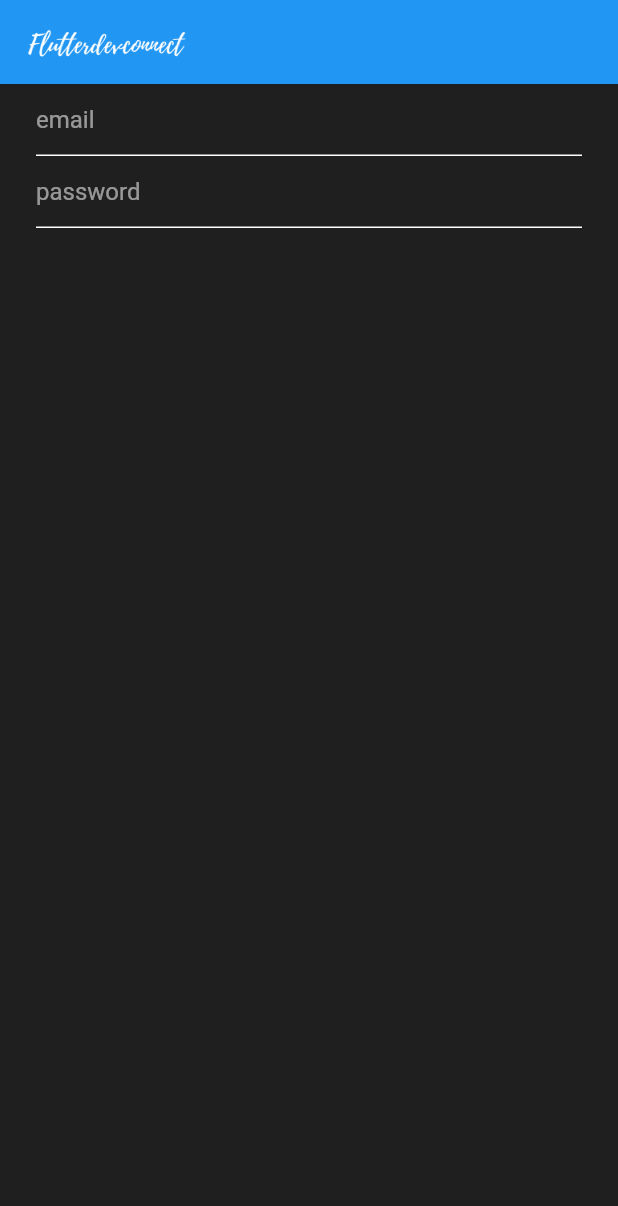
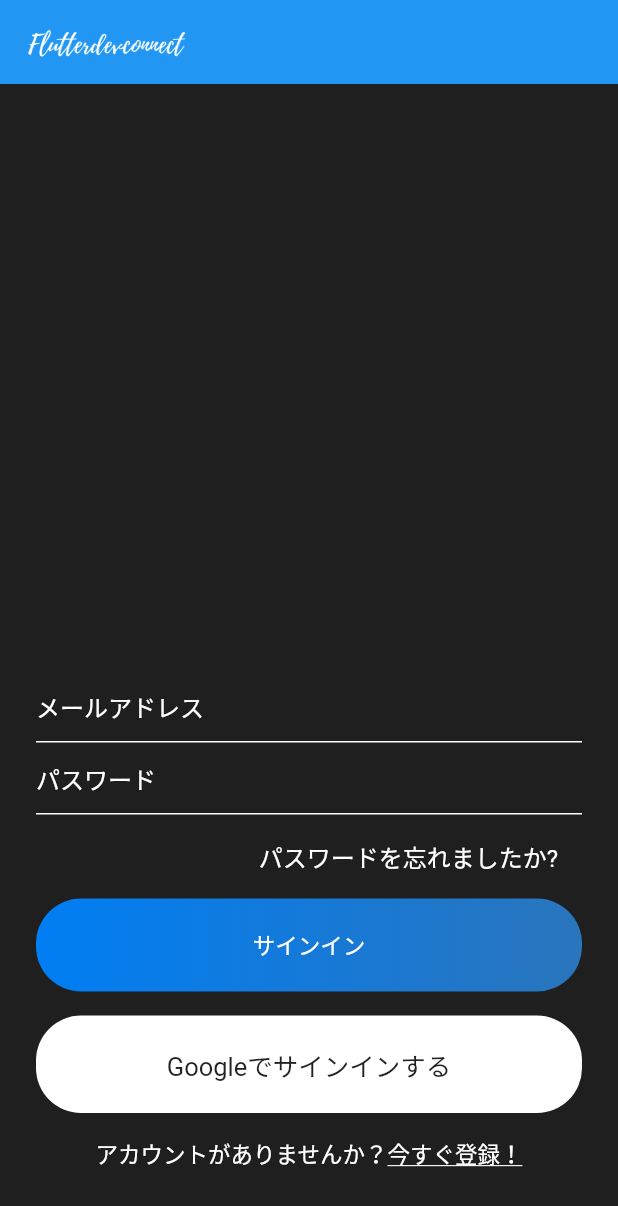
Before and after one commit to NorthPaddy/chat_app, a Flutter app: the screen it shows after launch, on a phone screen of 412 x 824 dp. Shown: the top 1206 px of the screen. Run offline on Flutter 3.47's test engine with Material 2 defaults, Android fonts, the phone set to English and light mode, and no system bars.

Commit message:
SignInページのUIの作成

```diff
--- a/lib/Widgets/widget.dart
+++ b/lib/Widgets/widget.dart
@@ -15,7 +15,7 @@ InputDecoration textFieldInputDecoration(String hintText) {
   return InputDecoration(
     hintText: hintText,
     hintStyle: TextStyle(
-      color: Colors.white54,
+      color: Colors.white,
     ),
     focusedBorder: UnderlineInputBorder(
       borderSide: BorderSide(color: Colors.white),
@@ -26,6 +26,13 @@ InputDecoration textFieldInputDecoration(String hintText) {
   );
 }
 
-TextStyle simpleTextFieldStyle() {
-  return TextStyle(color: Colors.white);
+TextStyle simpleTextStyle() {
+  return TextStyle(color: Colors.white, fontSize: 16);
 }
+
+TextStyle mediumTextStyle() {
+  return TextStyle(
+    color: Colors.white,
+    fontSize: 15,
+  );
+}
--- a/lib/views/signin.dart
+++ b/lib/views/signin.dart
@@ -11,19 +11,88 @@ class _SignInState extends State<SignIn> {
   Widget build(BuildContext context) {
     return Scaffold(
       appBar: appBarMain(context),
-      body: Container(
+      body: SingleChildScrollView(
+        child: Container(
+          height: MediaQuery.of(context).size.height - 50,
+          alignment: Alignment.bottomCenter,
+          child: Container(
             padding: EdgeInsets.symmetric(horizontal: 24),
             child: Column(
+              mainAxisSize: MainAxisSize.min,
               children: [
                 TextField(
-              style: simpleTextFieldStyle(),
-              decoration: textFieldInputDecoration('email'),
+                  style: simpleTextStyle(),
+                  decoration: textFieldInputDecoration('メールアドレス'),
                 ),
                 TextField(
-              style: simpleTextFieldStyle(),
-              decoration: textFieldInputDecoration('password'),
+                  style: simpleTextStyle(),
+                  decoration: textFieldInputDecoration('パスワード'),
                 ),
+                SizedBox(height: 8),
+                Container(
+                  alignment: Alignment.centerRight,
+                  child: Container(
+                    padding: EdgeInsets.symmetric(horizontal: 16, vertical: 8),
+                    child: Text(
+                      'パスワードを忘れましたか?',
+                      style: simpleTextStyle(),
+                    ),
+                  ),
+                ),
+                SizedBox(height: 8),
+                Container(
+                  alignment: Alignment.center,
+                  width: MediaQuery.of(context).size.width,
+                  padding: EdgeInsets.symmetric(vertical: 20),
+                  decoration: BoxDecoration(
+                      gradient: LinearGradient(colors: [
+                        const Color(0xff007EF4),
+                        const Color(0xff2A75BC)
+                      ]),
+                      borderRadius: BorderRadius.circular(30)),
+                  child: Text(
+                    'サインイン',
+                    style: mediumTextStyle(),
+                  ),
+                ),
+                SizedBox(height: 16),
+                Container(
+                  alignment: Alignment.center,
+                  width: MediaQuery.of(context).size.width,
+                  padding: EdgeInsets.symmetric(vertical: 20),
+                  decoration: BoxDecoration(
+                      color: Colors.white,
+                      borderRadius: BorderRadius.circular(30)),
+                  child: Text(
+                    'Googleでサインインする',
+                    style: TextStyle(
+                      color: Colors.black87,
+                      fontSize: 17,
+                    ),
+                  ),
+                ),
+                SizedBox(height: 16),
+                Row(
+                  mainAxisAlignment: MainAxisAlignment.center,
+                  children: [
+                    Text(
+                      "アカウントがありませんか？",
+                      style: mediumTextStyle(),
+                    ),
+                    Text(
+                      '今すぐ登録！',
+                      style: TextStyle(
+                        color: Colors.white,
+                        fontSize: 15,
+                        decoration: TextDecoration.underline,
+                      ),
+                    )
                   ],
+                ),
+                SizedBox(height: 50),
+              ],
+            ),
+          ),
         ),
       ),
     );
```
Lines whose indentation alone changed are shown as unchanged.
